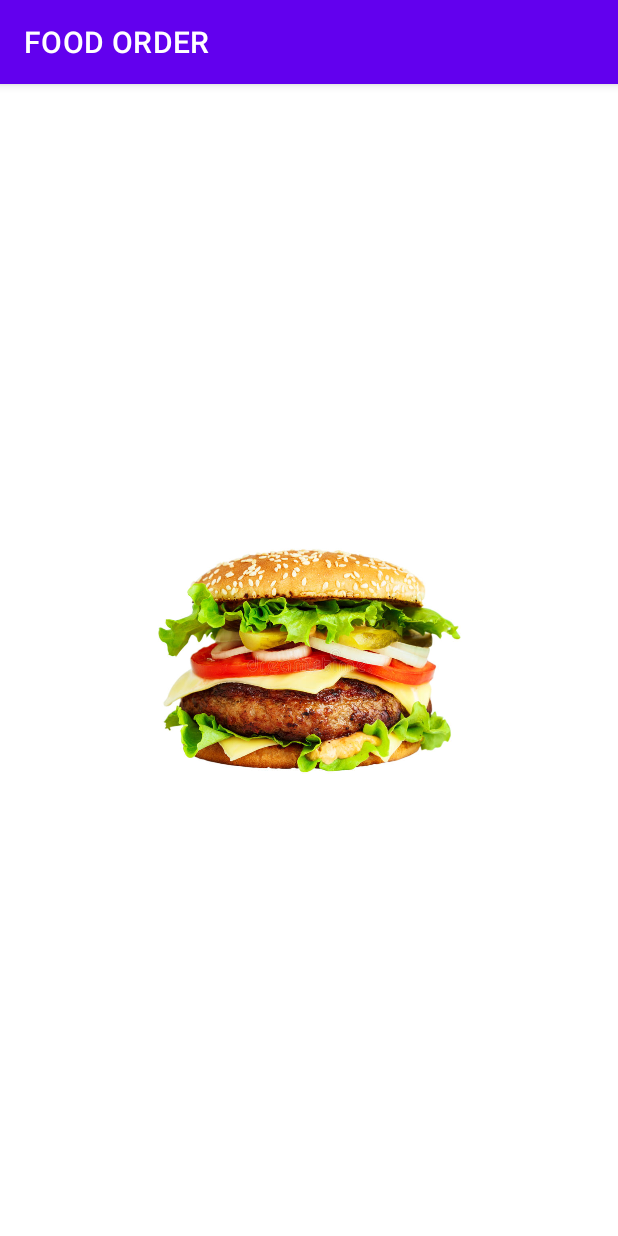
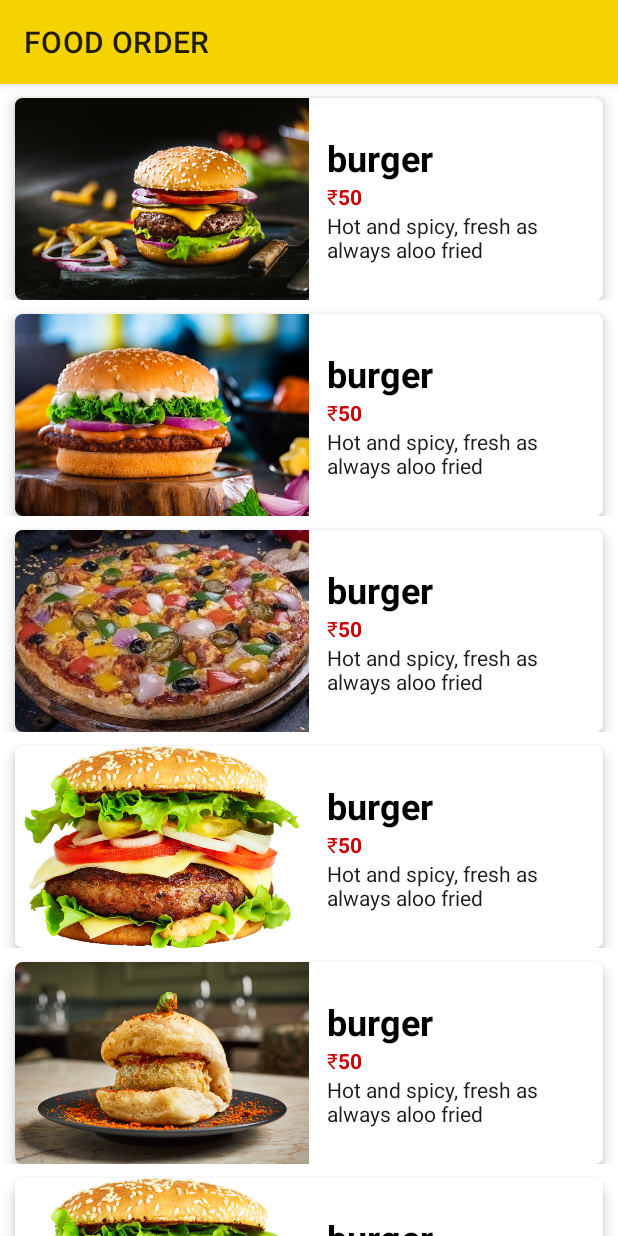
Before and after one commit to Niraj-Vishwakarma/FOOD-ORDER, an Android app: the screen it shows after launch (MainActivity), on a phone screen of 412 x 824 dp. Run offline under Robolectric (Android 15) with nearby library versions, the phone set to English and light mode, and no system bars.

Commit message:
Menu List Created

```diff
--- a/app/build.gradle
+++ b/app/build.gradle
@@ -15,6 +15,10 @@ android {
         testInstrumentationRunner "androidx.test.runner.AndroidJUnitRunner"
     }
 
+
+    buildFeatures{
+        viewBinding true    // added so that we can use the concept of viewBomding
+    }
     buildTypes {
         release {
             minifyEnabled false
--- /dev/null
+++ b/app/src/main/java/com/madebyniraj/foodorder/Adapters/MainAdapter.java
@@ -0,0 +1,74 @@
+package com.madebyniraj.foodorder.Adapters;
+
+import android.content.Context;
+import android.view.LayoutInflater;
+import android.view.View;
+import android.view.ViewGroup;
+import android.widget.ImageView;
+import android.widget.TextView;
+
+import androidx.annotation.NonNull;
+import androidx.recyclerview.widget.RecyclerView;
+
+import com.madebyniraj.foodorder.Models.MainModel;
+import com.madebyniraj.foodorder.R;
+
+import java.util.ArrayList;
+
+public class MainAdapter extends RecyclerView.Adapter<MainAdapter.viewholder> {
+
+    //created contexts to give in LayoutInflater.from( )
+    ArrayList<MainModel> list;
+    Context context;
+
+    public MainAdapter(ArrayList<MainModel> list, Context context) {
+        this.list = list;
+        this.context = context;
+    }
+
+
+
+
+    @NonNull
+    @Override
+    public viewholder onCreateViewHolder(@NonNull ViewGroup parent, int viewType) {
+        View view = LayoutInflater.from(context).inflate(R.layout.sample_mainfood, parent, false);  // parent, false used to prevent gap that sometimes happen when items are displayed in recycler view
+
+
+        return new viewholder(view);
+    }
+
+    @Override
+    public void onBindViewHolder(@NonNull viewholder holder, int position) {
+
+        final  MainModel model = list.get(position);
+
+        holder.foodimage.setImageResource(model.getImage());
+        holder.mainName.setText(model.getName());
+        holder.price.setText(model.getPrice());
+        holder.description.setText(model.getDescription());
+
+    }
+
+    @Override
+    public int getItemCount() {
+        return list.size();
+    }
+
+    public class viewholder extends RecyclerView.ViewHolder {
+
+        ImageView foodimage;
+        TextView mainName, price, description;
+        public viewholder(@NonNull View itemView) {
+            super(itemView);
+
+            foodimage = itemView.findViewById(R.id.imageView);
+            mainName= itemView.findViewById(R.id.name);
+            price = itemView.findViewById(R.id.orderPrice);
+            description = itemView.findViewById(R.id.description);
+
+
+
+        }
+    }
+}
--- a/app/src/main/java/com/madebyniraj/foodorder/MainActivity.java
+++ b/app/src/main/java/com/madebyniraj/foodorder/MainActivity.java
@@ -1,14 +1,43 @@
 package com.madebyniraj.foodorder;
 
 import androidx.appcompat.app.AppCompatActivity;
+import androidx.recyclerview.widget.LinearLayoutManager;
 
 import android.os.Bundle;
+import android.widget.LinearLayout;
+
+import com.madebyniraj.foodorder.Adapters.MainAdapter;
+import com.madebyniraj.foodorder.Models.MainModel;
+import com.madebyniraj.foodorder.databinding.ActivityMainBinding;
+
+import java.util.ArrayList;
 
 public class MainActivity extends AppCompatActivity {
+
+ActivityMainBinding binding ;
 
     @Override
     protected void onCreate(Bundle savedInstanceState) {
         super.onCreate(savedInstanceState);
-        setContentView(R.layout.activity_main);
+
+        binding = ActivityMainBinding.inflate(getLayoutInflater());
+        setContentView(binding.getRoot());   // changed setContentView(R.layout.activity_main)
+
+        ArrayList<MainModel> list = new ArrayList<>();
+
+        list.add(new MainModel(R.drawable.burger1, "burger", "Hot and spicy, fresh as always aloo fried","50" ));
+        list.add(new MainModel(R.drawable.burger2, "burger", "Hot and spicy, fresh as always aloo fried","50" ));
+        list.add(new MainModel(R.drawable.pizza, "burger", "Hot and spicy, fresh as always aloo fried","50" ));
+        list.add(new MainModel(R.drawable.burger, "burger", "Hot and spicy, fresh as always aloo fried","50" ));
+        list.add(new MainModel(R.drawable.vadapav, "burger", "Hot and spicy, fresh as always aloo fried","50" ));
+        list.add(new MainModel(R.drawable.burger, "burger", "Hot and spicy, fresh as always aloo fried","50" ));
+
+        //set adapter
+        MainAdapter adapter = new MainAdapter(list, this);
+        binding.recyclerview.setAdapter(adapter);
+
+        //set layoutmanager
+        LinearLayoutManager layoutManager = new LinearLayoutManager(this);
+        binding.recyclerview.setLayoutManager(layoutManager);
     }
 }
--- /dev/null
+++ b/app/src/main/java/com/madebyniraj/foodorder/Models/MainModel.java
@@ -0,0 +1,45 @@
+package com.madebyniraj.foodorder.Models;
+
+public class MainModel {
+    int image;  //int because we are taking it from drawable else if taking from SQlite we use String
+    String name, description, price;  // will change String price to int later
+
+    public MainModel(int image, String name, String description, String price) {
+        this.image = image;
+        this.name = name;
+        this.description = description;
+        this.price = price;
+    }
+
+    public int getImage() {
+        return image;
+    }
+
+    public void setImage(int image) {
+        this.image = image;
+    }
+
+    public String getName() {
+        return name;
+    }
+
+    public void setName(String name) {
+        this.name = name;
+    }
+
+    public String getDescription() {
+        return description;
+    }
+
+    public void setDescription(String description) {
+        this.description = description;
+    }
+
+    public String getPrice() {
+        return price;
+    }
+
+    public void setPrice(String price) {
+        this.price = price;
+    }
+}
--- a/app/src/main/res/layout/activity_main.xml
+++ b/app/src/main/res/layout/activity_main.xml
@@ -1,28 +1,14 @@
 <?xml version="1.0" encoding="utf-8"?>
-<androidx.constraintlayout.widget.ConstraintLayout xmlns:android="http://schemas.android.com/apk/res/android"
+<LinearLayout xmlns:android="http://schemas.android.com/apk/res/android"
     xmlns:app="http://schemas.android.com/apk/res-auto"
     xmlns:tools="http://schemas.android.com/tools"
     android:layout_width="match_parent"
     android:layout_height="match_parent"
-    tools:context=".MainActivity">
+    tools:context=".MainActivity"
+    android:orientation="vertical">
 
-    <TextView
-        android:layout_width="wrap_content"
-        android:layout_height="wrap_content"
-        android:text="Hello World!"
-        app:layout_constraintBottom_toBottomOf="parent"
-        app:layout_constraintLeft_toLeftOf="parent"
-        app:layout_constraintRight_toRightOf="parent"
-        app:layout_constraintTop_toTopOf="parent" />
-
-    <ImageView
-        android:id="@+id/imageView"
-        android:layout_width="215dp"
-        android:layout_height="407dp"
-        app:layout_constraintBottom_toBottomOf="parent"
-        app:layout_constraintEnd_toEndOf="parent"
-        app:layout_constraintStart_toStartOf="parent"
-        app:layout_constraintTop_toTopOf="parent"
-        app:srcCompat="@drawable/burger" />
-
-</androidx.constraintlayout.widget.ConstraintLayout>
+    <androidx.recyclerview.widget.RecyclerView
+        android:id="@+id/recyclerview"
+        android:layout_width="match_parent"
+        android:layout_height="match_parent" />
+</LinearLayout>
--- /dev/null
+++ b/app/src/main/res/layout/sample_mainfood.xml
@@ -0,0 +1,86 @@
+<?xml version="1.0" encoding="utf-8"?>
+<LinearLayout xmlns:android="http://schemas.android.com/apk/res/android"
+    xmlns:app="http://schemas.android.com/apk/res-auto"
+    android:layout_width="match_parent"
+    android:layout_height="144dp"
+    android:orientation="horizontal">
+
+    <androidx.cardview.widget.CardView
+        android:layout_width="match_parent"
+        android:layout_height="match_parent"
+        android:layout_marginStart="10dp"
+        android:layout_marginLeft="10dp"
+        android:layout_marginTop="9dp"
+        android:layout_marginEnd="10dp"
+        android:layout_marginRight="10dp"
+        app:cardCornerRadius="5dp"
+        app:cardElevation="5dp">
+
+        <LinearLayout
+            android:layout_width="match_parent"
+            android:layout_height="match_parent"
+            android:orientation="horizontal">
+
+            <ImageView
+                android:id="@+id/imageView"
+                android:layout_width="wrap_content"
+                android:layout_height="match_parent"
+                android:layout_weight="1"
+                android:scaleType="centerCrop"
+                app:srcCompat="@drawable/burger1" />
+
+            <LinearLayout
+                android:layout_width="match_parent"
+                android:layout_height="match_parent"
+                android:layout_weight="1"
+                android:gravity="center_vertical"
+                android:orientation="vertical">
+
+                <TextView
+                    android:id="@+id/name"
+                    android:layout_width="wrap_content"
+                    android:layout_height="wrap_content"
+                    android:layout_marginStart="12dp"
+                    android:layout_marginLeft="12dp"
+                    android:text="Name"
+                    android:textColor="@color/black"
+                    android:textSize="24sp"
+                    android:textStyle="bold" />
+
+                <LinearLayout
+                    android:layout_width="wrap_content"
+                    android:layout_height="wrap_content"
+                    android:orientation="horizontal">
+
+                    <TextView
+                        android:id="@+id/textView2"
+                        android:layout_width="wrap_content"
+                        android:layout_height="wrap_content"
+                        android:layout_marginStart="12dp"
+                        android:layout_marginLeft="12dp"
+                        android:layout_weight="1"
+                        android:text="₹"
+                        android:textColor="@color/red" />
+
+                    <TextView
+                        android:id="@+id/orderPrice"
+                        android:layout_width="wrap_content"
+                        android:layout_height="wrap_content"
+                        android:text="Price"
+                        android:textColor="@color/red"
+                        android:textStyle="bold" />
+                </LinearLayout>
+
+                <TextView
+                    android:id="@+id/description"
+                    android:layout_width="match_parent"
+                    android:layout_height="wrap_content"
+                    android:layout_marginStart="12dp"
+                    android:layout_marginLeft="12dp"
+                    android:text="Description"
+                    android:textColor="#1C1C1C" />
+
+            </LinearLayout>
+        </LinearLayout>
+    </androidx.cardview.widget.CardView>
+</LinearLayout>
--- a/app/src/main/res/values-night/themes.xml
+++ b/app/src/main/res/values-night/themes.xml
@@ -2,12 +2,12 @@
     <!-- Base application theme. -->
     <style name="Theme.FOODORDER" parent="Theme.MaterialComponents.DayNight.DarkActionBar">
         <!-- Primary brand color. -->
-        <item name="colorPrimary">@color/purple_200</item>
-        <item name="colorPrimaryVariant">@color/purple_700</item>
-        <item name="colorOnPrimary">@color/black</item>
+        <item name="colorPrimary">@color/colorPrimary</item>
+        <item name="colorPrimaryVariant">@color/colorPrimaryDark</item>
+        <item name="colorOnPrimary">@color/white</item>
         <!-- Secondary brand color. -->
-        <item name="colorSecondary">@color/teal_200</item>
-        <item name="colorSecondaryVariant">@color/teal_200</item>
+        <item name="colorSecondary">@color/lightYellow</item>
+        <item name="colorSecondaryVariant">@color/etStrokeColor</item>
         <item name="colorOnSecondary">@color/black</item>
         <!-- Status bar color. -->
         <item name="android:statusBarColor" tools:targetApi="l">?attr/colorPrimaryVariant</item>
--- a/app/src/main/res/values/colors.xml
+++ b/app/src/main/res/values/colors.xml
@@ -5,6 +5,18 @@
     <color name="purple_700">#FF3700B3</color>
     <color name="teal_200">#FF03DAC5</color>
     <color name="teal_700">#FF018786</color>
-    <color name="black">#FF000000</color>
+
     <color name="white">#FFFFFFFF</color>
+
+    <color name="colorPrimary"> #f4d300</color>
+    <color name="colorPrimaryDark"> #D8BB03</color>
+    <color name="colorAccent">  #03DAC5</color>
+    <color name="red">  #CA0000</color>
+    <color name="black"> #000000</color>
+    <color name="yellow">   #f4d300</color>
+    <color name="lightYellow">    #BFAE16</color>
+    <color name="orderButtonBackground">   #E8E8E8</color>
+    <color name="gradientEndColor"> #FDE02F</color>
+    <color name="etStrokeColor">   #A89202</color>
+
 </resources>
--- a/app/src/main/res/values/themes.xml
+++ b/app/src/main/res/values/themes.xml
@@ -1,13 +1,13 @@
 <resources xmlns:tools="http://schemas.android.com/tools">
     <!-- Base application theme. -->
-    <style name="Theme.FOODORDER" parent="Theme.MaterialComponents.DayNight.DarkActionBar">
+    <style name="Theme.FOODORDER" parent="Theme.MaterialComponents.DayNight">
         <!-- Primary brand color. -->
-        <item name="colorPrimary">@color/purple_500</item>
-        <item name="colorPrimaryVariant">@color/purple_700</item>
+        <item name="colorPrimary">@color/colorPrimary</item>
+        <item name="colorPrimaryVariant">@color/colorPrimaryDark</item>
         <item name="colorOnPrimary">@color/white</item>
         <!-- Secondary brand color. -->
-        <item name="colorSecondary">@color/teal_200</item>
-        <item name="colorSecondaryVariant">@color/teal_700</item>
+        <item name="colorSecondary">@color/lightYellow</item>
+        <item name="colorSecondaryVariant">@color/etStrokeColor</item>
         <item name="colorOnSecondary">@color/black</item>
         <!-- Status bar color. -->
         <item name="android:statusBarColor" tools:targetApi="l">?attr/colorPrimaryVariant</item>
```
Also changed, not shown: app/src/main/res/drawable-v24/burger1.jpg (added), app/src/main/res/drawable-v24/burger2.jpg (added), app/src/main/res/drawable-v24/pizza.jpg (added), app/src/main/res/drawable-v24/vadapav.jpg (added).
